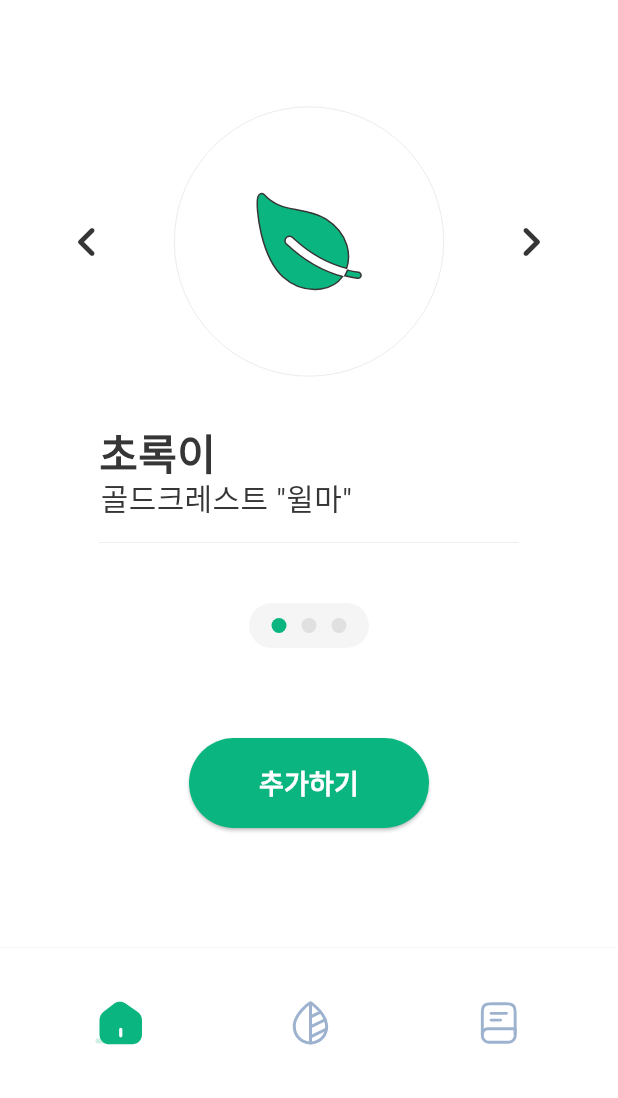
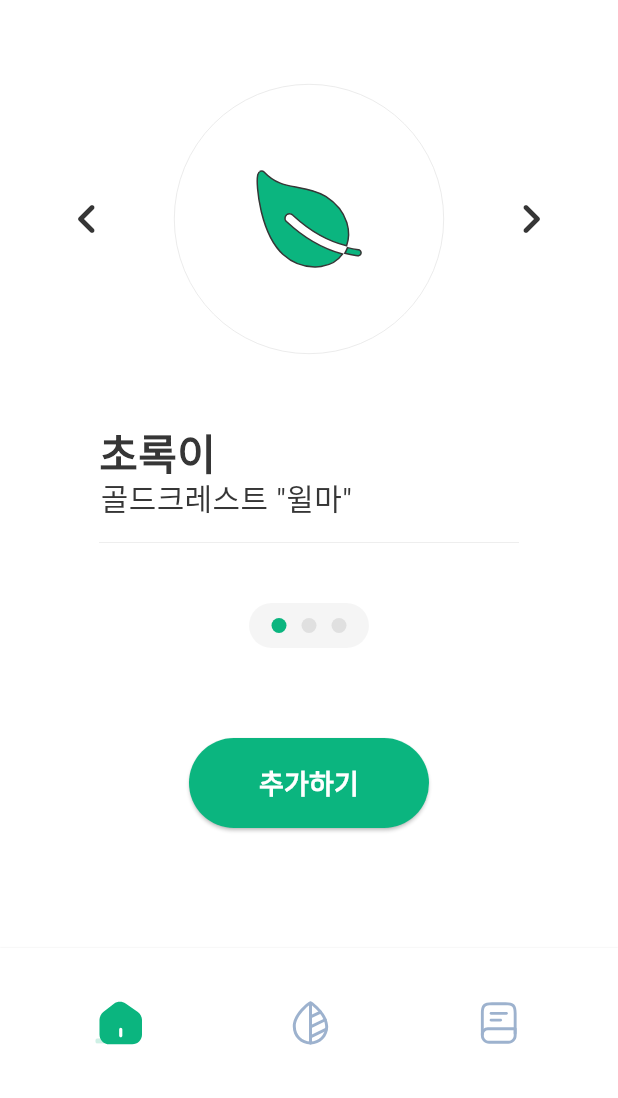
Before and after one commit to 1jongho/nunito, a Flutter app: the screen it shows after launch, after a tap on the "chevron left" icon, on a phone screen of 412 x 824 dp, the part 138-1236 px from its top. Run offline on Flutter 3.47's test engine with Material 3 defaults, Android fonts, the phone set to English and light mode, and no system bars; our stand-ins replace firebase_core, flutter_svg; accounts and stored records are empty; generated files the repository leaves out were written again; Roboto replaces fonts that are missing (Pretendard).

Commit message:
homeScreen 수정, introScreen 추가, 'Ninito' 폰트 추가

```diff
--- a/lib/main.dart
+++ b/lib/main.dart
@@ -2,8 +2,7 @@ import 'package:firebase_core/firebase_core.dart';
 import 'package:flutter/material.dart';
 import 'package:nunito/firebase_options.dart';
 import 'package:intl/date_symbol_data_local.dart';
-import 'package:nunito/screens/homeScreen.dart';
-import 'package:nunito/screens/modaltest.dart';
+import 'package:nunito/screens/introScreen.dart';
 
 void main() async {
   WidgetsFlutterBinding.ensureInitialized();
@@ -32,7 +31,7 @@ class MyApp extends StatelessWidget {
         scaffoldBackgroundColor: Colors.white,
         colorScheme: ColorScheme.light(surface: Colors.white),
       ),
-      home: HomeScreen(),
+      home: IntroScreen(),
     );
   }
 }
--- a/lib/screens/homeScreen.dart
+++ b/lib/screens/homeScreen.dart
@@ -47,8 +47,8 @@ class _HomeScreenState extends State<HomeScreen> {
   }
 
   Widget _buildTopBar() {
-    return Transform.translate(
-      offset: Offset(0, 60),
+    return Padding(
+      padding: EdgeInsets.only(top: 60),
       child: Stack(
         alignment: Alignment.center,
         children: [
@@ -67,7 +67,7 @@ class _HomeScreenState extends State<HomeScreen> {
                 size: 32,
                 color: Color(0xFF363636),
               ),
-              splashColor: Colors.transparent, // 터치 시 물결 효과 제거
+              splashColor: Colors.transparent,
               highlightColor: Colors.transparent,
               onPressed: () {
                 Navigator.push(
@@ -85,7 +85,12 @@ class _HomeScreenState extends State<HomeScreen> {
   Widget _buildPlantCard() {
     return Expanded(
       child: Padding(
-        padding: const EdgeInsets.only(top: 5, bottom: 50, left: 10, right: 10),
+        padding: const EdgeInsets.only(
+          top: 5,
+          bottom: 140,
+          left: 10,
+          right: 10,
+        ),
         child: Stack(
           alignment: Alignment.center,
           children: [
@@ -113,7 +118,7 @@ class _HomeScreenState extends State<HomeScreen> {
                 onPressed: () {
                   if (_currentPage > 0) {
                     _pageController.previousPage(
-                      duration: Duration(milliseconds: 200),
+                      duration: Duration(milliseconds: 400),
                       curve: Curves.easeInOut,
                     );
                   }
@@ -131,7 +136,7 @@ class _HomeScreenState extends State<HomeScreen> {
                 onPressed: () {
                   if (_currentPage < 2) {
                     _pageController.nextPage(
-                      duration: Duration(milliseconds: 200),
+                      duration: Duration(milliseconds: 400),
                       curve: Curves.easeInOut,
                     );
                   }
@@ -234,6 +239,13 @@ class _HomeScreenState extends State<HomeScreen> {
   Widget _buildPageIndicator() {
     return Transform.translate(
       offset: Offset(0, -120),
+      child: GestureDetector(
+        onTap: () {
+          Navigator.push(
+            context,
+            MaterialPageRoute(builder: (context) => PlantMyScreen()),
+          );
+        },
         child: Container(
           margin: EdgeInsets.symmetric(vertical: 20),
           child: Stack(
@@ -253,14 +265,7 @@ class _HomeScreenState extends State<HomeScreen> {
                 mainAxisAlignment: MainAxisAlignment.center,
                 children: List.generate(
                   3,
-                (index) => GestureDetector(
-                  onTap: () {
-                    Navigator.push(
-                      context,
-                      MaterialPageRoute(builder: (context) => PlantMyScreen()),
-                    );
-                  },
-                  child: Container(
+                  (index) => Container(
                     width: 10,
                     height: 10,
                     margin: EdgeInsets.symmetric(horizontal: 5),
@@ -274,8 +279,8 @@ class _HomeScreenState extends State<HomeScreen> {
                   ),
                 ),
               ),
+            ],
           ),
-          ],
         ),
       ),
     );
--- /dev/null
+++ b/lib/screens/introScreen.dart
@@ -0,0 +1,92 @@
+import 'package:flutter/material.dart';
+import 'package:flutter_svg/flutter_svg.dart';
+import 'package:nunito/screens/homeScreen.dart';
+
+class IntroScreen extends StatefulWidget {
+  const IntroScreen({super.key});
+
+  @override
+  State<IntroScreen> createState() => _IntroScreenState();
+}
+
+class _IntroScreenState extends State<IntroScreen>
+    with SingleTickerProviderStateMixin {
+  late AnimationController _controller;
+  late Animation<double> _fadeInAnimation;
+
+  @override
+  void initState() {
+    super.initState();
+
+    _controller = AnimationController(
+      duration: const Duration(milliseconds: 1500),
+      vsync: this,
+    );
+    _fadeInAnimation = Tween<double>(begin: 0.0, end: 1.0).animate(
+      CurvedAnimation(
+        parent: _controller,
+        curve: Interval(0.0, 0.5, curve: Curves.easeIn),
+      ),
+    );
+    _controller.forward().then((_) {
+      Future.delayed(Duration(milliseconds: 1000), () {
+        _navigateToHome();
+      });
+    });
+  }
+
+  @override
+  void dispose() {
+    _controller.dispose();
+    super.dispose();
+  }
+
+  void _navigateToHome() {
+    Navigator.of(context).pushReplacement(
+      PageRouteBuilder(
+        pageBuilder: (context, animation, secondaryAnimation) => HomeScreen(),
+        transitionDuration: Duration(milliseconds: 300),
+        transitionsBuilder: (context, animation, secondaryAnimation, child) {
+          return FadeTransition(opacity: animation, child: child);
+        },
+      ),
+    );
+  }
+
+  @override
+  Widget build(BuildContext context) {
+    return Scaffold(
+      backgroundColor: Colors.white,
+      body: Center(
+        child: AnimatedBuilder(
+          animation: _controller,
+          builder: (context, child) {
+            return Opacity(
+              opacity: _fadeInAnimation.value,
+              child: Column(
+                mainAxisAlignment: MainAxisAlignment.center,
+                children: [
+                  SvgPicture.asset(
+                    'assets/image/intro_icon.svg',
+                    width: 160,
+                    height: 160,
+                  ),
+                  SizedBox(height: 12),
+                  Text(
+                    'nunito',
+                    style: TextStyle(
+                      fontFamily: 'Nunito',
+                      fontSize: 40,
+                      fontWeight: FontWeight.bold,
+                      color: Color(0xFF363636),
+                    ),
+                  ),
+                ],
+              ),
+            );
+          },
+        ),
+      ),
+    );
+  }
+}
--- a/pubspec.yaml
+++ b/pubspec.yaml
@@ -50,3 +50,7 @@ flutter:
         - asset: assets/fonts/Pretendard-Regular.ttf
         - asset: assets/fonts/Pretendard-SemiBold.ttf
         - asset: assets/fonts/Pretendard-Thin.ttf
+    - family: Nunito
+      fonts:
+        - asset: assets/fonts/Nunito-Bold.ttf
+        - asset: assets/fonts/Nunito-SemiBold.ttf
```
Also changed, not shown: assets/fonts/Nunito-Bold.ttf (added), assets/fonts/Nunito-SemiBold.ttf (added), assets/image/intro_icon.svg (added). Lines whose indentation alone changed are shown as unchanged.
